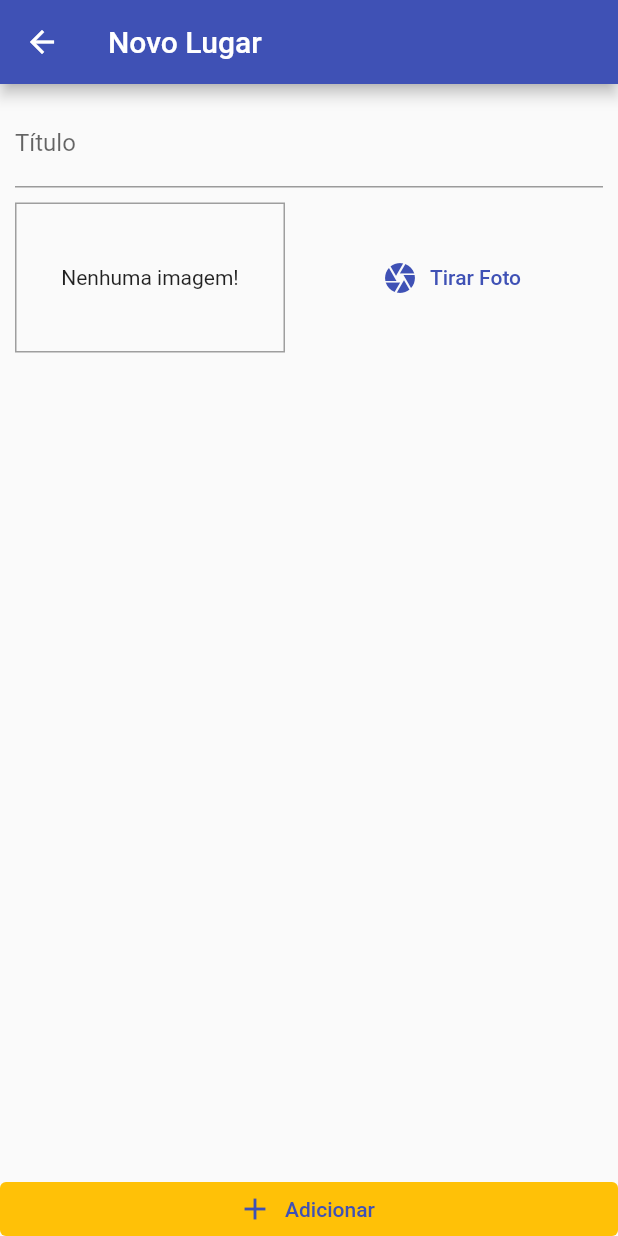
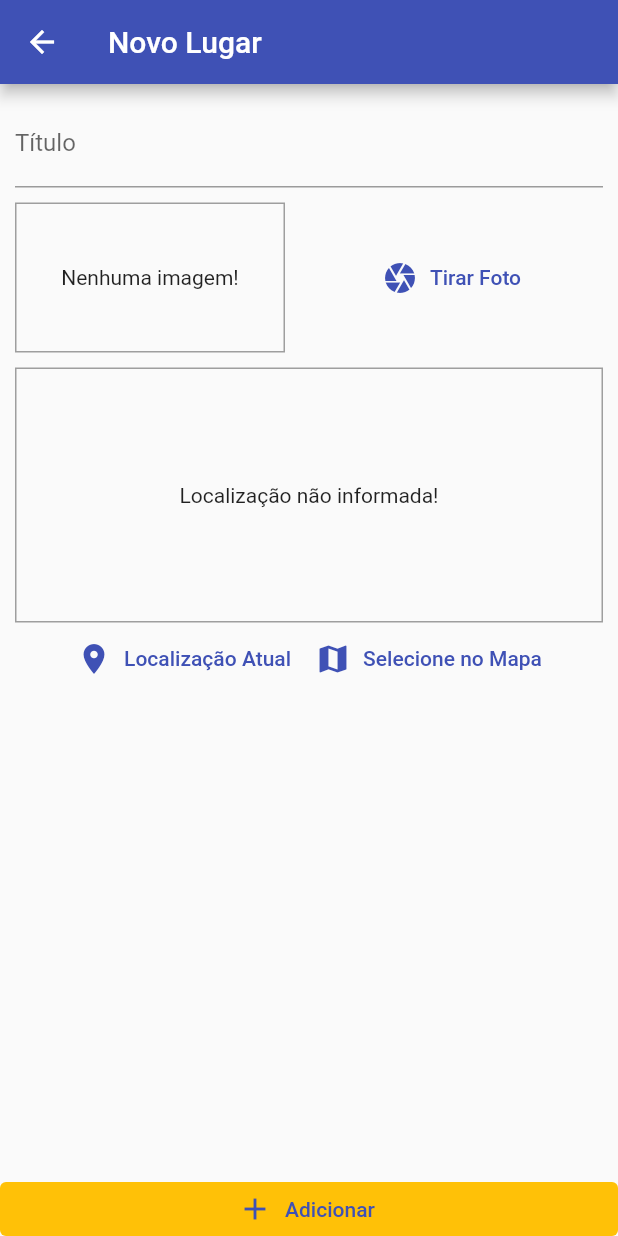
Before and after one commit to adrianosousagomes/great_places, a Flutter app: the PlaceFormScreen screen opened by its route, on a phone screen of 412 x 824 dp. Run offline on Flutter 3.47's test engine with Material 2 defaults, Android fonts, the phone set to English and light mode, and no system bars; our stand-ins replace image_picker, sqflite; accounts and stored records are empty.

Commit message:
Aula 347 - Componente LocationInput;

```diff
--- a/lib/screens/place_form_screen.dart
+++ b/lib/screens/place_form_screen.dart
@@ -3,6 +3,7 @@ import 'dart:io';
 import 'package:flutter/material.dart';
 import 'package:great_places/providers/great_places.dart';
 import 'package:great_places/widgets/image_input.dart';
+import 'package:great_places/widgets/location_input.dart';
 import 'package:image_picker/image_picker.dart';
 import 'package:provider/provider.dart';
 
@@ -57,6 +58,8 @@ class _PlaceFormScreenState extends State<PlaceFormScreen> {
                     ),
                     const SizedBox(height: 10),
                     ImageInputWidget(_selectImage),
+                    const SizedBox(height: 10),
+                    LocationInputWidget(),
                   ],
                 ),
               ),
--- /dev/null
+++ b/lib/widgets/location_input.dart
@@ -0,0 +1,59 @@
+import 'package:flutter/material.dart';
+
+class LocationInputWidget extends StatefulWidget {
+  const LocationInputWidget({Key? key}) : super(key: key);
+
+  @override
+  State<LocationInputWidget> createState() => _LocationInputWidgetState();
+}
+
+class _LocationInputWidgetState extends State<LocationInputWidget> {
+  String? _previewImageUrl;
+
+  @override
+  Widget build(BuildContext context) {
+    return Column(
+      children: [
+        Container(
+          height: 170,
+          width: double.infinity,
+          alignment: Alignment.center,
+          decoration: BoxDecoration(
+            border: Border.all(
+              width: 1,
+              color: Colors.grey,
+            ),
+          ),
+          child: _previewImageUrl == null
+              ? Text('Localização não informada!')
+              : Image.network(
+                  _previewImageUrl!,
+                  fit: BoxFit.cover,
+                  width: double.infinity,
+                ),
+        ),
+        Row(
+          mainAxisAlignment: MainAxisAlignment.center,
+          children: [
+            TextButton.icon(
+              onPressed: () {},
+              icon: Icon(Icons.location_on),
+              label: Text('Localização Atual'),
+              style: TextButton.styleFrom(
+                primary: Theme.of(context).colorScheme.primary,
+              ),
+            ),
+            TextButton.icon(
+              onPressed: () {},
+              icon: Icon(Icons.map),
+              label: Text('Selecione no Mapa'),
+              style: TextButton.styleFrom(
+                primary: Theme.of(context).colorScheme.primary,
+              ),
+            )
+          ],
+        )
+      ],
+    );
+  }
+}
--- a/pubspec.yaml
+++ b/pubspec.yaml
@@ -34,6 +34,7 @@ dependencies:
   path_provider: ^2.0.9
   path: ^1.8.0
   sqflite: ^2.0.2+1
+  location: ^4.3.0
 
 
   # The following adds the Cupertino Icons font to your application.
```
Also changed, not shown: pubspec.lock, 1 other file.
